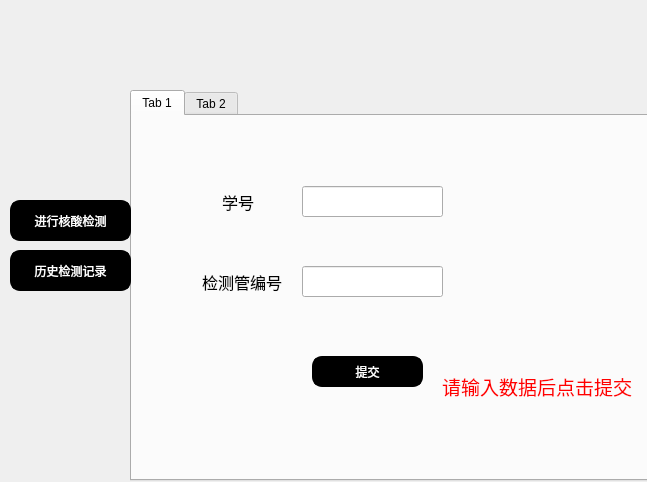
First picture: the form in surveyor.ui, repository sukiiiKotori/pymysql, before the edit.
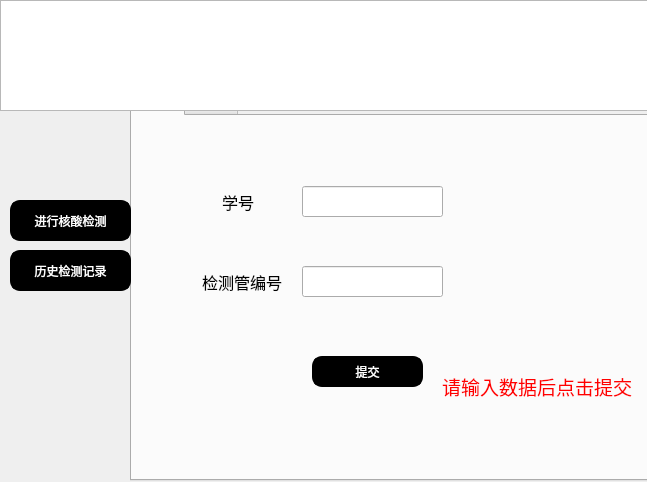
Second picture: the form after the edit.

```diff
--- a/surveyor.ui
+++ b/surveyor.ui
@@ -312,6 +312,22 @@
     <string>历史检测记录</string>
    </property>
   </widget>
+  <widget class="QTextBrowser" name="textBrowser_2">
+   <property name="geometry">
+    <rect>
+     <x>0</x>
+     <y>0</y>
+     <width>651</width>
+     <height>111</height>
+    </rect>
+   </property>
+   <property name="font">
+    <font>
+     <family>微软雅黑</family>
+     <pointsize>36</pointsize>
+    </font>
+   </property>
+  </widget>
  </widget>
  <resources/>
  <connections/>
```
